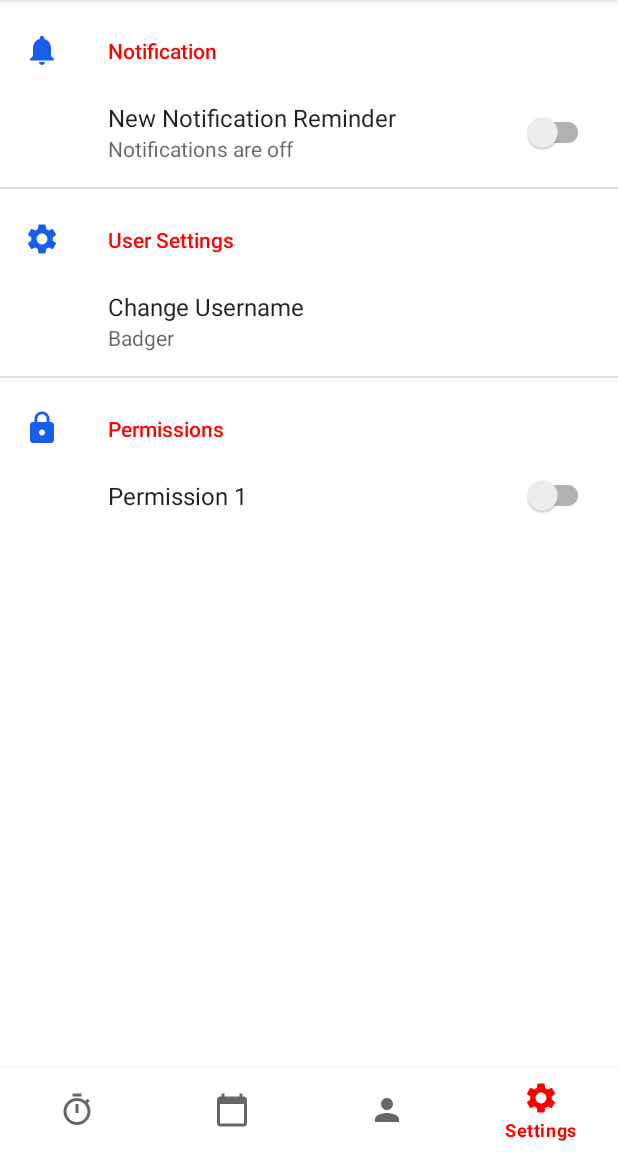
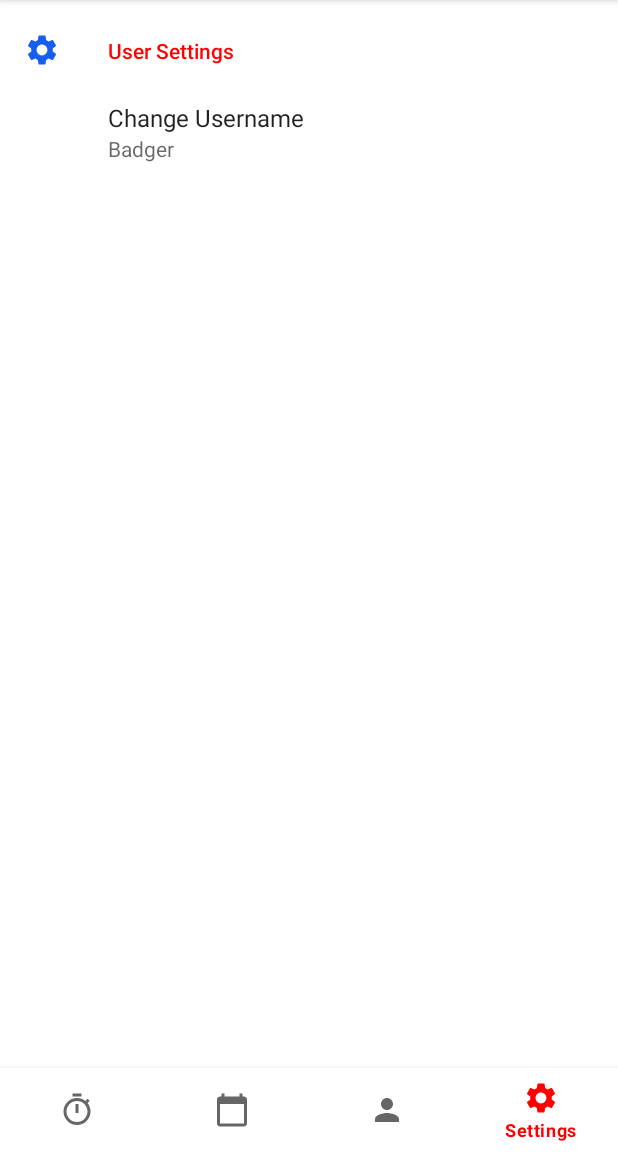
Before and after one commit to qcassidy/SmarterBadgers, an Android app: the screen it shows after launch (MainActivity), item 4 of the bottom bar chosen, on a phone screen of 412 x 824 dp, the part 84-1236 px from its top. Run offline under Robolectric (Android 15) with nearby library versions, the phone set to English and light mode, and no system bars; our stand-ins replace androidx.preference.

Commit message:
Profile finished

```diff
--- a/app/src/main/res/xml/root_preferences.xml
+++ b/app/src/main/res/xml/root_preferences.xml
@@ -1,18 +1,7 @@
 <PreferenceScreen xmlns:app="http://schemas.android.com/apk/res-auto"
     xmlns:android="http://schemas.android.com/apk/res/android">
 
-    <PreferenceCategory
-        app:icon="@drawable/ic_baseline_notifications_24"
-        app:title="Notification">
 
-
-        <SwitchPreferenceCompat
-            app:key="notification"
-            app:summaryOff="Notifications are off"
-            app:summaryOn="Notifications are on"
-            app:title="New Notification Reminder" />
-
-    </PreferenceCategory>
 
 
     <PreferenceCategory app:title="User Settings"
@@ -25,13 +14,7 @@
 
 
     </PreferenceCategory>
-    <PreferenceCategory app:title="Permissions"
-        android:icon="@drawable/ic_baseline_lock_24">
 
-        <SwitchPreferenceCompat
-            app:key="permission"
-            app:title="Permission 1" />
-    </PreferenceCategory>
 
 \
 </PreferenceScreen>
```
